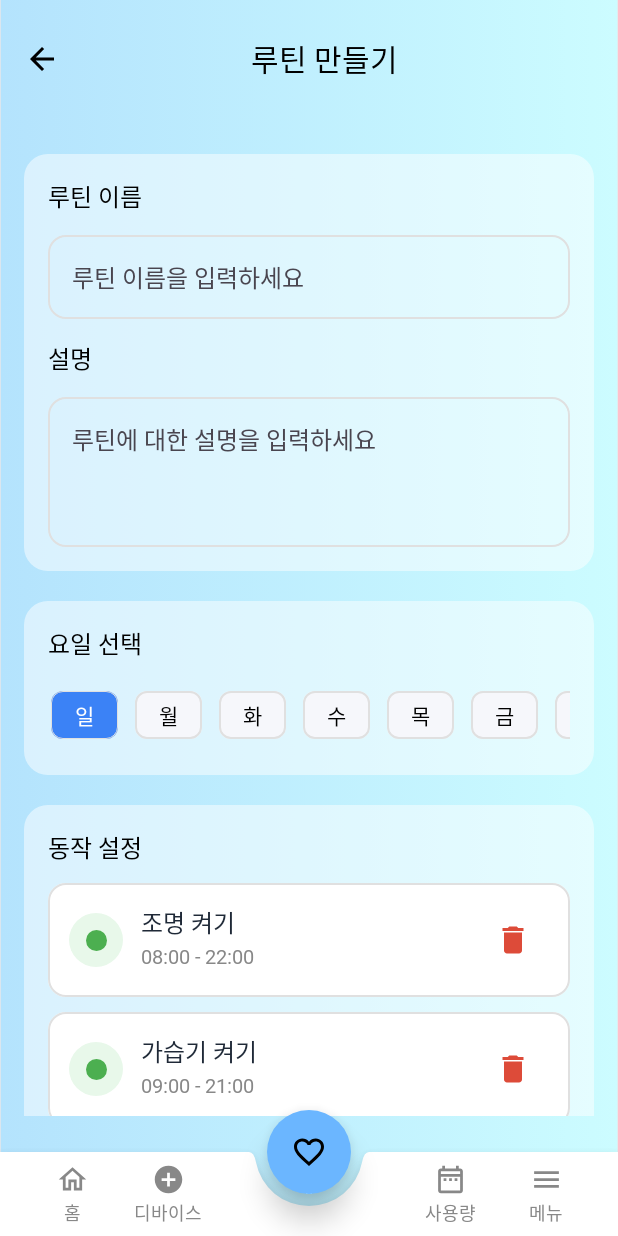
After one commit to MinwooPyeon/Smarthome_IoT, an Android app built with Jetpack Compose: the CreatetRoutineFirstScreen screen opened through its navigation route, on a phone screen of 412 x 824 dp. The commit adds this screen. Run offline under Robolectric (Android 15) with nearby library versions, the phone set to English and light mode, and no system bars; Roboto replaces fonts that are not available here.

Commit message:
Feat: 루틴 생성화면 첫번째 완성
루틴생성화면 첫번째 완성
추가버튼 눌렀을때 넘어오도록 nav완성
동작추가 눌렀을때 두번쨰 화면으로 넘어가도록 nav완성

Resolves: S13P21D208-72

```diff
--- /dev/null
+++ b/frontend/app/src/main/java/com/example/eeum/data/model/dto/ActionItem.kt
@@ -0,0 +1,7 @@
+package com.example.eeum.data.model.dto
+
+data class ActionItem(
+    val id: Int,
+    val title: String,
+    val timeRange: String
+)
--- a/frontend/app/src/main/java/com/example/eeum/ui/navigation/EeumApp.kt
+++ b/frontend/app/src/main/java/com/example/eeum/ui/navigation/EeumApp.kt
@@ -20,13 +20,19 @@ import com.example.eeum.ui.screens.HomeScreen
 import com.example.eeum.ui.screens.MenuScreen
 import com.example.eeum.ui.screens.UseScreen
 import com.example.eeum.ui.screens.VoiceScreen
-import com.example.eeum.ui.screens.RoutineScreen // ← 루틴 화면 import
+import com.example.eeum.ui.screens.RoutineScreen // 기존 루틴 목록/메인
+import com.example.eeum.ui.screens.CreatetRoutineFirstScreen // 루틴 생성 1단계
+import com.example.eeum.ui.screens.CreateRoutineSecondScreen // 루틴 생성 2단계
 
 import androidx.compose.material.Scaffold as M2Scaffold
 import androidx.compose.material.FabPosition as M2FabPosition
 
 private const val VOICE_ROUTE = "voice"
 private const val ROUTINE_ROUTE = "routine"
+
+// 내부 전환 전용 라우트(바텀바 노출 X)
+private const val ROUTE_CREATE_ROUTINE_FIRST = "createRoutineFirst"
+private const val ROUTE_CREATE_ROUTINE_SECOND = "createRoutineSecond"
 
 @Composable
 fun EeumApp() {
@@ -76,15 +82,23 @@ fun EeumApp() {
                 startDestination = Tab.Home.route,
                 modifier = Modifier.padding(innerPadding)
             ) {
+                // 바텀탭
                 composable(Tab.Home.route) { HomeScreen() }
                 composable(Tab.Device.route) { DeviceScreen() }
                 composable(Tab.Use.route) { UseScreen() }
-                // MenuScreen에 navController 전달!
                 composable(Tab.Menu.route) { MenuScreen(navController) }
+                composable(VOICE_ROUTE) { VoiceScreen() }
 
-                composable(VOICE_ROUTE) { VoiceScreen() }
-                // 루틴 라우트 등록
-                composable(ROUTINE_ROUTE) { RoutineScreen() }
+                // 루틴 메인 화면
+                composable(ROUTINE_ROUTE) { RoutineScreen(navController) }
+
+                //루틴 생성
+                composable(ROUTE_CREATE_ROUTINE_FIRST) {
+                    CreatetRoutineFirstScreen(navController)
+                }
+                composable(ROUTE_CREATE_ROUTINE_SECOND) {
+                    CreateRoutineSecondScreen()
+                }
             }
         }
     }
--- /dev/null
+++ b/frontend/app/src/main/java/com/example/eeum/ui/screens/CreateRoutineSecondScreen.kt
@@ -0,0 +1,10 @@
+package com.example.eeum.ui.screens
+
+import androidx.compose.runtime.Composable
+import androidx.compose.ui.tooling.preview.Preview
+
+@Preview
+@Composable
+fun CreateRoutineSecondScreen() {
+
+}
--- /dev/null
+++ b/frontend/app/src/main/java/com/example/eeum/ui/screens/CreatetRoutineFirstScreen.kt
@@ -0,0 +1,283 @@
+package com.example.eeum.ui.screens
+
+import androidx.compose.foundation.BorderStroke
+import androidx.compose.foundation.Image
+import androidx.compose.foundation.background
+import androidx.compose.foundation.border
+import androidx.compose.foundation.layout.*
+import androidx.compose.foundation.lazy.LazyColumn
+import androidx.compose.foundation.lazy.LazyRow
+import androidx.compose.foundation.lazy.items
+import androidx.compose.foundation.shape.CircleShape
+import androidx.compose.foundation.shape.RoundedCornerShape
+import androidx.compose.material.icons.Icons
+import androidx.compose.material.icons.automirrored.filled.ArrowBack
+import androidx.compose.material.icons.filled.Delete
+import androidx.compose.material3.*
+import androidx.compose.runtime.*
+import androidx.compose.ui.Alignment
+import androidx.compose.ui.Modifier
+import androidx.compose.ui.draw.clip
+import androidx.compose.ui.graphics.Color
+import androidx.compose.ui.layout.ContentScale
+import androidx.compose.ui.res.painterResource
+import androidx.compose.ui.text.font.FontWeight
+import androidx.compose.ui.tooling.preview.Preview
+import androidx.compose.ui.unit.dp
+import androidx.compose.ui.unit.sp
+import androidx.navigation.NavController
+import androidx.navigation.compose.rememberNavController
+import com.example.eeum.R
+import com.example.eeum.data.model.dto.ActionItem
+
+private val TextBlue = Color(0xFF3B82F6)
+private val CardBg = Color(0x80FFFFFF)
+private val BorderGray = Color(0xFFE0E0E0)
+
+@OptIn(ExperimentalMaterial3Api::class)
+@Composable
+fun CreatetRoutineFirstScreen(navController: NavController) {
+    var title by remember { mutableStateOf("") }
+    var desc by remember { mutableStateOf("") }
+    var selectedDays by remember { mutableStateOf(setOf(0)) } // 0=일 ~ 6=토
+
+    val actions = remember {
+        mutableStateListOf(
+            ActionItem(1, "조명 켜기", "08:00 - 22:00"),
+            ActionItem(2, "가습기 켜기", "09:00 - 21:00")
+        )
+    }
+
+    Box(Modifier.fillMaxSize()) {
+        Image(
+            painter = painterResource(id = R.drawable.background),
+            contentDescription = null,
+            modifier = Modifier.fillMaxSize(),
+            contentScale = ContentScale.Crop
+        )
+
+        Scaffold(
+            containerColor = Color.Transparent,
+            topBar = {
+                Row(
+                    modifier = Modifier
+                        .fillMaxWidth()
+                        .padding(horizontal = 16.dp, vertical = 24.dp),
+                    verticalAlignment = Alignment.CenterVertically,
+                    horizontalArrangement = Arrangement.SpaceBetween
+                ) {
+                    Icon(
+                        imageVector = Icons.AutoMirrored.Filled.ArrowBack,
+                        contentDescription = "Back",
+                        tint = Color.Black
+                    )
+                    Text("루틴 만들기", fontSize = 20.sp, fontWeight = FontWeight.Bold)
+                    Text(" ", color = TextBlue, fontSize = 16.sp)
+                }
+            }
+        ) { inner ->
+            LazyColumn(
+                modifier = Modifier
+                    .fillMaxSize()
+                    .padding(inner)
+                    .padding(horizontal = 16.dp, vertical = 24.dp),
+                verticalArrangement = Arrangement.spacedBy(20.dp)
+            ) {
+                // 카드 1: 루틴 이름/설명
+                item {
+                    Surface(shape = RoundedCornerShape(16.dp), color = CardBg) {
+                        Column(
+                            modifier = Modifier
+                                .fillMaxWidth()
+                                .padding(16.dp),
+                            verticalArrangement = Arrangement.spacedBy(14.dp)
+                        ) {
+                            Text("루틴 이름", fontSize = 16.sp, fontWeight = FontWeight.Medium)
+                            OutlinedTextField(
+                                value = title,
+                                onValueChange = { title = it },
+                                placeholder = { Text("루틴 이름을 입력하세요") },
+                                singleLine = true,
+                                modifier = Modifier
+                                    .fillMaxWidth()
+                                    .border(1.dp, BorderGray, RoundedCornerShape(12.dp)),
+                                shape = RoundedCornerShape(12.dp),
+                                colors = OutlinedTextFieldDefaults.colors(
+                                    unfocusedBorderColor = Color.Transparent,
+                                    focusedBorderColor = Color.Transparent
+                                )
+                            )
+
+                            Text("설명", fontSize = 16.sp, fontWeight = FontWeight.Medium)
+                            OutlinedTextField(
+                                value = desc,
+                                onValueChange = { desc = it },
+                                placeholder = { Text("루틴에 대한 설명을 입력하세요") },
+                                modifier = Modifier
+                                    .fillMaxWidth()
+                                    .heightIn(min = 100.dp)
+                                    .border(1.dp, BorderGray, RoundedCornerShape(12.dp)),
+                                shape = RoundedCornerShape(12.dp),
+                                maxLines = 4,
+                                colors = OutlinedTextFieldDefaults.colors(
+                                    unfocusedBorderColor = Color.Transparent,
+                                    focusedBorderColor = Color.Transparent
+                                )
+                            )
+                        }
+                    }
+                }
+
+                item {
+                    Surface(shape = RoundedCornerShape(16.dp), color = CardBg) {
+                        Column(
+                            modifier = Modifier.fillMaxWidth().padding(16.dp),
+                            verticalArrangement = Arrangement.spacedBy(12.dp)
+                        ) {
+                            Text("요일 선택", fontSize = 16.sp, fontWeight = FontWeight.SemiBold)
+
+                            val days = listOf("일", "월", "화", "수", "목", "금", "토")
+
+                            LazyRow(
+                                horizontalArrangement = Arrangement.spacedBy(8.dp),
+                                contentPadding = PaddingValues(horizontal = 0.dp)
+                            ) {
+                                items(days.size) { idx ->
+                                    val selected = selectedDays.contains(idx)
+
+                                    FilterChip(
+                                        selected = selected,
+                                        onClick = {
+                                            selectedDays =
+                                                if (selected) selectedDays - idx else selectedDays + idx
+                                        },
+                                        label = { Text(days[idx]) },
+                                        shape = RoundedCornerShape(8.dp),
+                                        border = FilterChipDefaults.filterChipBorder(
+                                            enabled = true,
+                                            selected = selected,
+                                            borderColor = BorderGray,
+                                            selectedBorderColor = BorderGray,
+                                            disabledBorderColor = BorderGray,
+                                            disabledSelectedBorderColor = BorderGray,
+                                            borderWidth = 1.dp
+                                        ),
+                                        colors = FilterChipDefaults.filterChipColors(
+                                            containerColor = Color(0xFFF6F7FB),
+                                            selectedContainerColor = TextBlue,
+                                            labelColor = Color.Black,
+                                            selectedLabelColor = Color.White
+                                        )
+                                    )
+                                }
+                            }
+                        }
+                    }
+                }
+
+                // 카드 3: 동작 설정 (리스트 + 추가 버튼이 한 카드 안에)
+                item {
+                    Surface(shape = RoundedCornerShape(16.dp), color = CardBg) {
+                        Column(
+                            modifier = Modifier.fillMaxWidth().padding(16.dp),
+                            verticalArrangement = Arrangement.spacedBy(12.dp)
+                        ) {
+                            Text("동작 설정", fontSize = 16.sp, fontWeight = FontWeight.Bold)
+
+                            Column(verticalArrangement = Arrangement.spacedBy(10.dp)) {
+                                actions.forEach { action ->
+                                    ActionCard(
+                                        item = action,
+                                        onDelete = { toRemove ->
+                                            actions.removeAll { it.id == toRemove.id }
+                                        }
+                                    )
+                                }
+                            }
+
+                            Button(
+                                onClick = {
+                                    navController.navigate("createRoutineSecond")
+                                },
+                                modifier = Modifier.fillMaxWidth(),
+                                shape = RoundedCornerShape(12.dp),
+                                colors = ButtonDefaults.buttonColors(
+                                    containerColor = TextBlue, contentColor = Color.White
+                                )
+                            ) {
+                                Text("동작 추가", fontSize = 16.sp, fontWeight = FontWeight.Medium)
+                            }
+                        }
+                    }
+                }
+
+                // 완료 버튼
+                item {
+                    Button(
+                        onClick = { /* 완료 */ },
+                        modifier = Modifier.fillMaxWidth(),
+                        shape = RoundedCornerShape(12.dp),
+                        colors = ButtonDefaults.buttonColors(
+                            containerColor = TextBlue, contentColor = Color.White
+                        )
+                    ) { Text("완료", fontSize = 16.sp, fontWeight = FontWeight.Medium) }
+                }
+            }
+        }
+    }
+}
+
+@Composable
+private fun ActionCard(
+    item: ActionItem,
+    onDelete: (ActionItem) -> Unit
+) {
+    Surface(
+        shape = RoundedCornerShape(12.dp),
+        color = Color.White,
+        border = BorderStroke(1.dp, BorderGray),
+        tonalElevation = 0.dp,
+        shadowElevation = 0.dp
+    ) {
+        Row(
+            modifier = Modifier
+                .fillMaxWidth()
+                .padding(14.dp),
+            verticalAlignment = Alignment.CenterVertically
+        ) {
+            Box(
+                modifier = Modifier
+                    .size(36.dp)
+                    .clip(CircleShape)
+                    .background(Color(0xFFE8F8EA)),
+                contentAlignment = Alignment.Center
+            ) {
+                Box(
+                    modifier = Modifier
+                        .size(14.dp)
+                        .clip(CircleShape)
+                        .background(Color(0xFF4CAF50))
+                )
+            }
+            Spacer(Modifier.width(12.dp))
+            Column(Modifier.weight(1f)) {
+                Text(item.title, fontWeight = FontWeight.SemiBold, fontSize = 16.sp, maxLines = 1)
+                Text(item.timeRange, fontSize = 13.sp, color = Color.Gray)
+            }
+            IconButton(onClick = { onDelete(item) }) {
+                Icon(
+                    imageVector = Icons.Filled.Delete,
+                    contentDescription = "delete",
+                    tint = Color(0xFFDD4B39)
+                )
+            }
+        }
+    }
+}
+
+@Preview(showBackground = true)
+@Composable
+fun Preview_CreatetRoutineFirstScreen() {
+    val nav = rememberNavController()
+    CreatetRoutineFirstScreen(navController = nav)
+}
--- a/frontend/app/src/main/java/com/example/eeum/ui/screens/MyRoutinePage.kt
+++ /dev/null
@@ -1,17 +0,0 @@
-package com.example.eeum.ui.screens
-
-import androidx.compose.foundation.layout.Box
-import androidx.compose.foundation.layout.fillMaxWidth
-import androidx.compose.foundation.layout.heightIn
-import androidx.compose.runtime.Composable
-import androidx.compose.ui.Modifier
-import androidx.compose.ui.unit.dp
-
-@Composable
-fun MyRoutinePage() {
-    Box(
-        modifier = Modifier
-            .fillMaxWidth()
-            .heightIn(min = 120.dp)
-    )
-}
--- a/frontend/app/src/main/java/com/example/eeum/ui/screens/RecommendRoutinePage.kt
+++ /dev/null
@@ -1,17 +0,0 @@
-package com.example.eeum.ui.screens
-
-import androidx.compose.foundation.layout.Box
-import androidx.compose.foundation.layout.fillMaxWidth
-import androidx.compose.foundation.layout.heightIn
-import androidx.compose.runtime.Composable
-import androidx.compose.ui.Modifier
-import androidx.compose.ui.unit.dp
-
-@Composable
-fun RecommendRoutinePage() {
-    Box(
-        modifier = Modifier
-            .fillMaxWidth()
-            .heightIn(min = 120.dp)
-    )
-}
--- a/frontend/app/src/main/java/com/example/eeum/ui/screens/RoutineScreen.kt
+++ b/frontend/app/src/main/java/com/example/eeum/ui/screens/RoutineScreen.kt
@@ -43,6 +43,7 @@ import androidx.compose.ui.composed
 import androidx.compose.ui.layout.onGloballyPositioned
 import androidx.compose.ui.platform.LocalDensity
 import androidx.compose.ui.unit.Dp
+import androidx.navigation.NavController
 import kotlin.math.roundToInt
 
 private val TabBg = Color(0xFFF5F5F5)
@@ -52,7 +53,7 @@ private val TextSelected = Color(0xFF007BFF)
 @OptIn(ExperimentalFoundationApi::class)
 @Preview
 @Composable
-fun RoutineScreen() {
+fun RoutineScreen(navController: NavController) {
     val pagerState = rememberPagerState(pageCount = { 2 })
     val coroutineScope = rememberCoroutineScope()
     val tabs = listOf("내 루틴", "추천 루틴")
@@ -88,6 +89,9 @@ fun RoutineScreen() {
                 )
                 Text(
                     text = "추가",
+                    modifier = Modifier.clickable {
+                        navController.navigate("createRoutineFirst") // ROUTE_CREATE_ROUTINE_FIRST
+                    },
                     color = TextSelected,
                     fontSize = 16.sp
                 )
```
